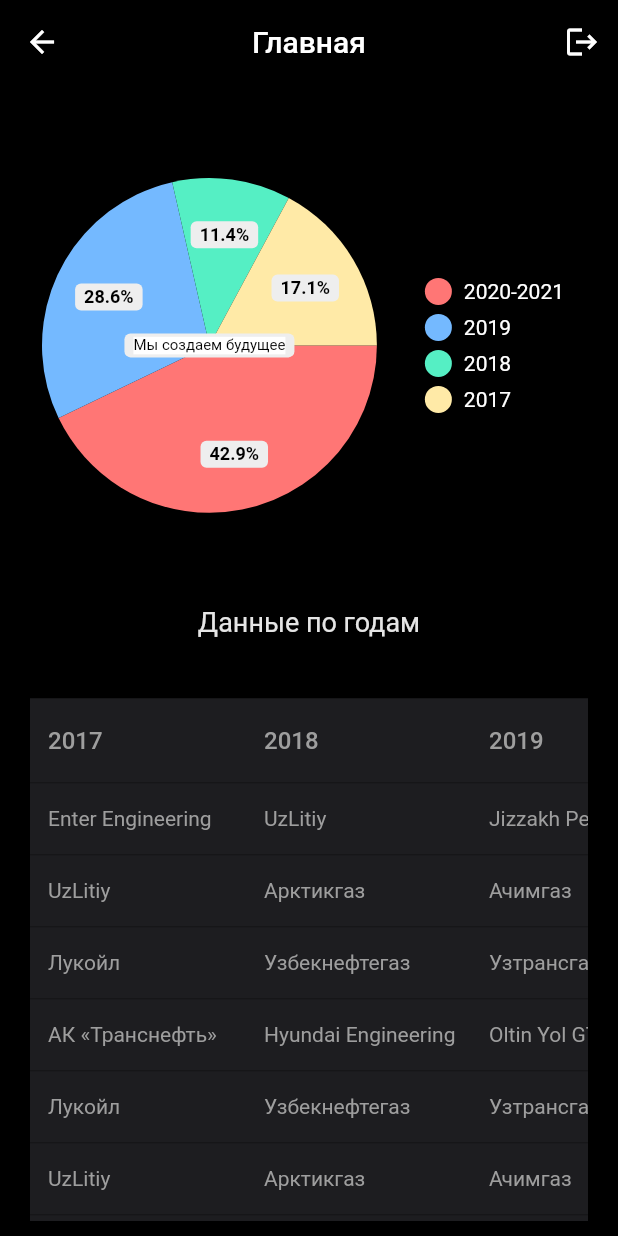
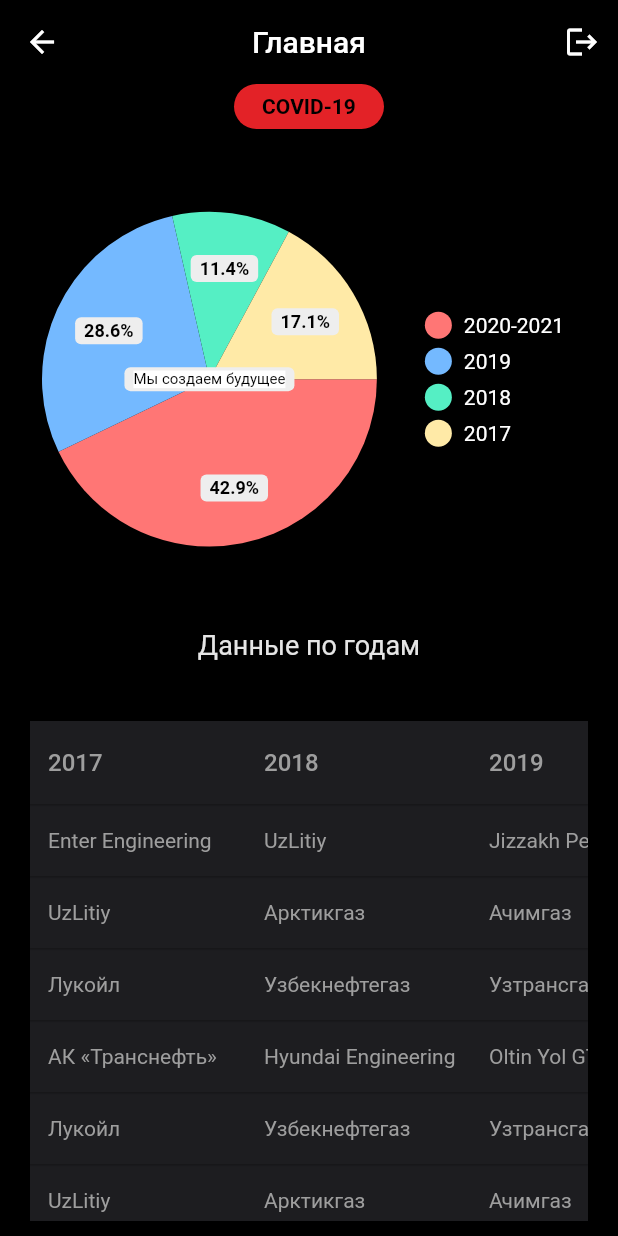
Before and after one commit to Diyor331/Enter_Engineering, a Flutter app: the Home screen opened by its route, on a phone screen of 412 x 824 dp. Run offline on Flutter 3.47's test engine with Material 2 defaults, Android fonts, the phone set to English and light mode, and no system bars; drawn by our look-alikes of data_table_2, pie_chart; our stand-ins replace shared_preferences, webview_flutter; missing offline and left inert: horizontal_data_table; accounts and stored records are empty.

Commit message:
covid-19

```diff
--- a/lib/ui/app.dart
+++ b/lib/ui/app.dart
@@ -20,10 +20,11 @@ class MyApp extends StatelessWidget {
       ),
       initialRoute: Splash.routeName,
       routes: {
-        Splash.routeName: (context) => Splash(),
+        Splash.routeName: (context) => const Splash(),
         Home.routeName: (context) => Home(),
         Registration.routeName: (context) => Registration(),
         Login.routeName: (context) => Login(),
+        CovidPage.routeName: (context) => CovidPage(),
       },
     );
   }
--- a/lib/ui/screens/home.dart
+++ b/lib/ui/screens/home.dart
@@ -2,6 +2,7 @@ import 'dart:developer';
 
 import 'package:data_table_2/paginated_data_table_2.dart';
 import 'package:enter_engineering_test/ui/screens/auth/login.dart';
+import 'package:enter_engineering_test/ui/screens/screens.dart';
 import 'package:enter_engineering_test/util/env.dart';
 import 'package:flutter/material.dart';
 import 'package:flutter/services.dart';
@@ -29,6 +30,7 @@ class _HomeState extends State<Home> with WidgetsBindingObserver {
     "2018": 4,
     "2017": 6,
   };
+
   //Color for Pie diagram
   final colorList = <Color>[
     const Color(0xfffdcb6e),
@@ -56,6 +58,7 @@ class _HomeState extends State<Home> with WidgetsBindingObserver {
         centerTitle: true,
         title: const Text('Главная'),
         actions: [
+
           IconButton(
             onPressed: () {
               preferences.clear();
@@ -79,6 +82,35 @@ class _HomeState extends State<Home> with WidgetsBindingObserver {
             builder: (context, orientation) {
               return Column(
                 children: [
+                  InkWell(
+                    onTap: () {
+                      Navigator.push(
+                        context,
+                        MaterialPageRoute(
+                          builder: (_) {
+                            return CovidPage();
+                          },
+                        ),
+                      );
+                    },
+                    child: Container(
+                      width: 100,
+                      height: 30,
+                      decoration: const BoxDecoration(
+                        color: Color(0xffE32227),
+                        borderRadius: BorderRadius.all(Radius.circular(25)),
+                      ),
+                      child: const Center(
+                        child: Text(
+                          'COVID-19',
+                          style: TextStyle(
+                            fontWeight: FontWeight.bold,
+                            color: Colors.black,
+                          ),
+                        ),
+                      ),
+                    ),
+                  ),
                   //PieChart
                   orientation == Orientation.portrait
                       ? Expanded(
--- a/lib/ui/screens/screens.dart
+++ b/lib/ui/screens/screens.dart
@@ -2,3 +2,4 @@ export 'splash.dart';
 export 'home.dart';
 export 'auth/login.dart';
 export 'auth/registration.dart';
+export 'covid.dart';
--- a/pubspec.yaml
+++ b/pubspec.yaml
@@ -39,6 +39,7 @@ dependencies:
   fl_chart: ^0.41.0
   horizontal_data_table: ^3.6.0
   data_table_2: ^2.2.0
+  webview_flutter: ^3.0.0
 
 dev_dependencies:
   flutter_test:
```
Also changed, not shown: lib/ui/screens/covid.dart (added, +38 -0 lines), pubspec.lock, 2 other files.
